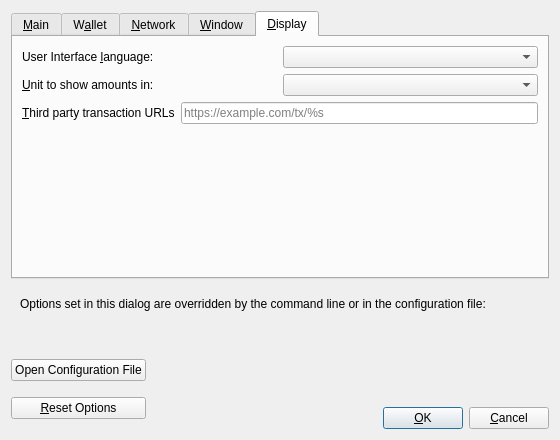
Qt form src/qt/forms/optionsdialog.ui (minblock/picscoin) before a commit.
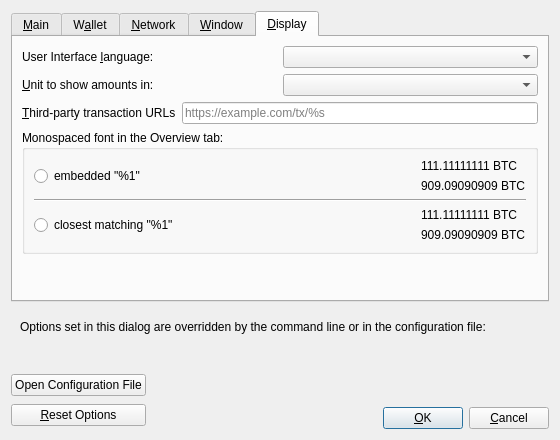
The same form after that commit. The open tabs and pages were chosen to show the change. Custom widgets are drawn as their Qt base class.

The edit to the form file:
```diff
--- a/src/qt/forms/optionsdialog.ui
+++ b/src/qt/forms/optionsdialog.ui
@@ -673,7 +673,7 @@
             <string>Third party URLs (e.g. a block explorer) that appear in the transactions tab as context menu items. %s in the URL is replaced by transaction hash. Multiple URLs are separated by vertical bar |.</string>
            </property>
            <property name="text">
-            <string>&amp;Third party transaction URLs</string>
+            <string>&amp;Third-party transaction URLs</string>
            </property>
            <property name="buddy">
             <cstring>thirdPartyTxUrls</cstring>
@@ -692,6 +692,106 @@
          </item>
         </layout>
        </item>
+       <item>
+        <widget class="QGroupBox" name="font_groupBox">
+         <property name="title">
+          <string>Monospaced font in the Overview tab:</string>
+         </property>
+         <layout class="QVBoxLayout" name="font_verticalLayout">
+          <item>
+           <layout class="QHBoxLayout" name="embeddedFont_horizontalLayout">
+            <item>
+             <widget class="QRadioButton" name="embeddedFont_radioButton">
+              <property name="text">
+               <string>embedded &quot;%1&quot;</string>
+              </property>
+             </widget>
+            </item>
+            <item>
+             <spacer name="embeddedFont_horizontalSpacer">
+              <property name="orientation">
+               <enum>Qt::Horizontal</enum>
+              </property>
+              <property name="sizeHint" stdset="0">
+               <size>
+                <width>40</width>
+                <height>20</height>
+               </size>
+              </property>
+             </spacer>
+            </item>
+            <item>
+             <layout class="QVBoxLayout" name="embeddedFont_verticalLayout">
+              <item>
+               <widget class="QLabel" name="embeddedFont_label_1">
+                <property name="text">
+                 <string notr="true">111.11111111 BTC</string>
+                </property>
+               </widget>
+              </item>
+              <item>
+               <widget class="QLabel" name="embeddedFont_label_9">
+                <property name="text">
+                 <string notr="true">909.09090909 BTC</string>
+                </property>
+               </widget>
+              </item>
+             </layout>
+            </item>
+           </layout>
+          </item>
+          <item>
+           <widget class="Line" name="font_line">
+            <property name="orientation">
+             <enum>Qt::Horizontal</enum>
+            </property>
+           </widget>
+          </item>
+          <item>
+           <layout class="QHBoxLayout" name="systemFont_horizontalLayout">
+            <item>
+             <widget class="QRadioButton" name="systemFont_radioButton">
+              <property name="text">
+               <string>closest matching &quot;%1&quot;</string>
+              </property>
+             </widget>
+            </item>
+            <item>
+             <spacer name="systemFont_horizontalSpacer">
+              <property name="orientation">
+               <enum>Qt::Horizontal</enum>
+              </property>
+              <property name="sizeHint" stdset="0">
+               <size>
+                <width>40</width>
+                <height>20</height>
+               </size>
+              </property>
+             </spacer>
+            </item>
+            <item>
+             <layout class="QVBoxLayout" name="systemFont_verticalLayout">
+              <item>
+               <widget class="QLabel" name="systemFont_label_1">
+                <property name="text">
+                 <string notr="true">111.11111111 BTC</string>
+                </property>
+               </widget>
+              </item>
+              <item>
+               <widget class="QLabel" name="systemFont_label_9">
+                <property name="text">
+                 <string notr="true">909.09090909 BTC</string>
+                </property>
+               </widget>
+              </item>
+             </layout>
+            </item>
+           </layout>
+          </item>
+         </layout>
+        </widget>
+       </item>
        <item>
         <spacer name="verticalSpacer_Display">
          <property name="orientation">
```
Left out of the diff: 125 changed lines with no effect on the pictures.
